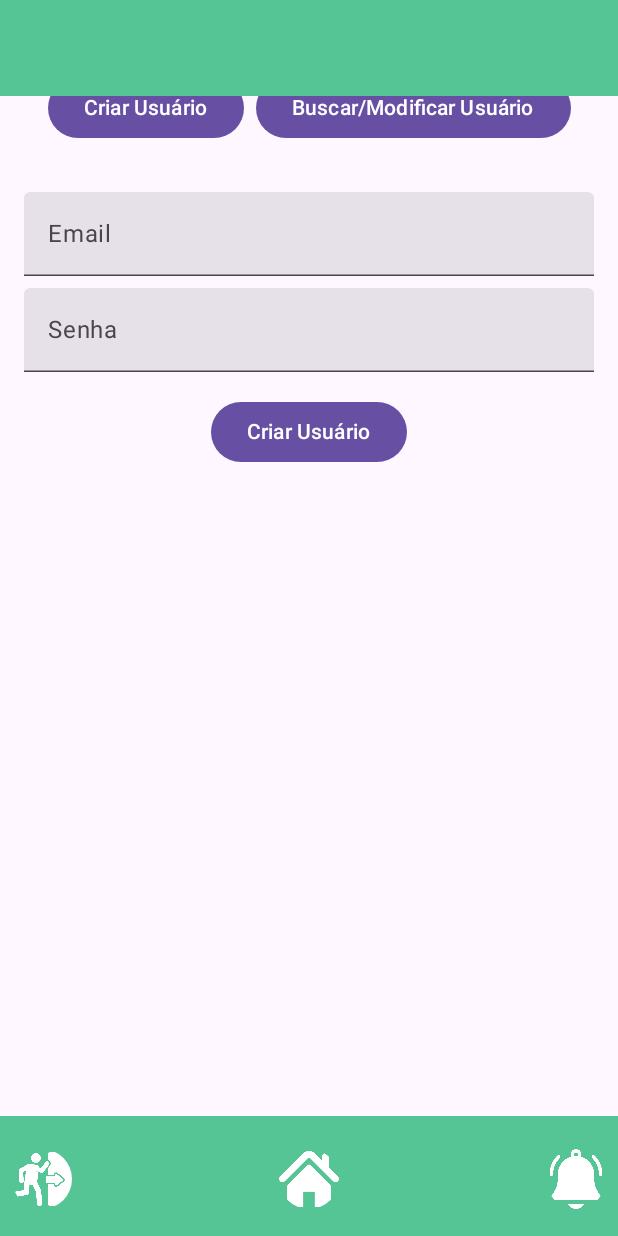
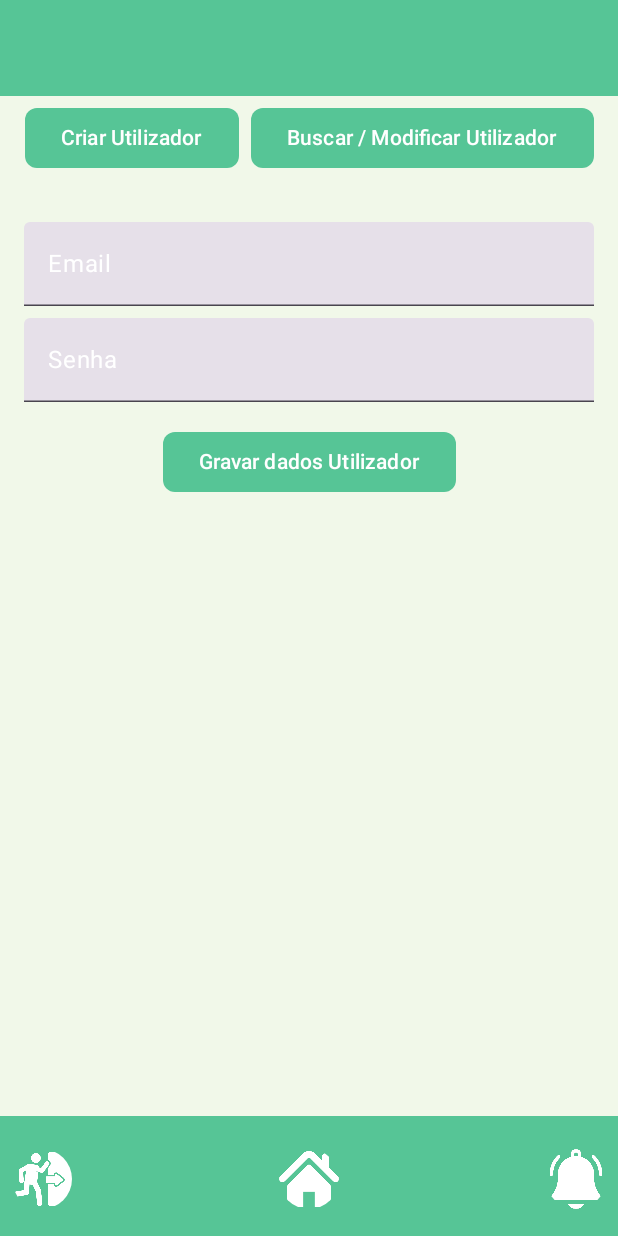
Before and after one commit to billgatos/ProjAplicadoG06, an Android app built with Jetpack Compose: the UserManagementScreen screen opened through its navigation route, on a phone screen of 412 x 824 dp. Run offline under Robolectric (Android 15) with nearby library versions, the phone set to English and light mode, and no system bars; our stand-ins replace Firebase (no records; nobody signed in at launch, a user with empty details on screens opened directly).

Commit message:
user mgmt
Visual controlado do User Mgmt

```diff
--- a/LojaSocialFireBase/app/src/main/java/com/example/lojasocialfirebase/auth/LoginScreen.kt
+++ b/LojaSocialFireBase/app/src/main/java/com/example/lojasocialfirebase/auth/LoginScreen.kt
@@ -66,7 +66,7 @@ fun LoginScreen(authViewModel: AuthViewModel, onLoginSuccess: () -> Unit) {
                 value = password,
                 onValueChange = { password = it },
                 label = "Password",
-                isPassword = true  // Define que é um campo de senha
+                isPassword = true  // Define que é um campo de senha,
             )
 
             Spacer(modifier = Modifier.height(24.dp))
--- a/LojaSocialFireBase/app/src/main/java/com/example/lojasocialfirebase/auth/UserManagementScreen.kt
+++ b/LojaSocialFireBase/app/src/main/java/com/example/lojasocialfirebase/auth/UserManagementScreen.kt
@@ -1,6 +1,5 @@
 package com.example.lojasocialfirebase.auth
 
-import androidx.compose.foundation.Image
 import androidx.compose.runtime.*
 import androidx.compose.foundation.layout.*
 import androidx.compose.foundation.shape.RoundedCornerShape
@@ -14,8 +13,10 @@ import androidx.compose.material3.Text
 import androidx.compose.material3.TextField
 import androidx.compose.ui.Alignment
 import androidx.compose.ui.graphics.Color
-import androidx.compose.ui.res.painterResource
 import androidx.compose.ui.text.input.PasswordVisualTransformation
+import com.example.lojasocialfirebase.ui.theme.backgroundColor
+import com.example.lojasocialfirebase.ui.theme.buttonColor
+import com.example.lojasocialfirebase.ui.theme.textColor
 
 
 @Composable
@@ -28,42 +29,59 @@ fun UserManagementScreen(viewModel: AuthViewModel) {
     var newEmail by remember { mutableStateOf("") }
     var message by remember { mutableStateOf("") }
 
+
+    Scaffold(
+        containerColor = backgroundColor
+    ) { paddingValues ->
     Column(
         modifier = Modifier
+            .padding(paddingValues)
             .fillMaxSize()
             .padding(16.dp),
         verticalArrangement = Arrangement.Top,
         horizontalAlignment = Alignment.CenterHorizontally
     ) {
         // Título
-        Text("Gestão de Usuários")//, style = MaterialTheme.typography.h5)
+        Text("Gestão de Utilizadores",
+            style = MaterialTheme.typography.headlineMedium,
+            color = textColor)
 
         // Opções: Criar, Buscar/Modificar
         Row(modifier = Modifier.padding(vertical = 16.dp)) {
-            Button(onClick = { selectedOption = "create" }) {
-                Text("Criar Usuário")
+            Button(onClick = { selectedOption = "create" },
+                colors = ButtonDefaults.buttonColors(containerColor = buttonColor),
+                shape = RoundedCornerShape(8.dp),)
+            {
+                Text("Criar Utilizador",
+                    color = Color.White)
             }
             Spacer(modifier = Modifier.width(8.dp))
-            Button(onClick = { selectedOption = "modify" }) {
-                Text("Buscar/Modificar Usuário")
+            Button(onClick = { selectedOption = "modify" },
+                colors = ButtonDefaults.buttonColors(containerColor = buttonColor),
+                shape = RoundedCornerShape(8.dp),)
+            {
+                Text("Buscar / Modificar Utilizador",
+                    color = Color.White)
             }
         }
 
         Spacer(modifier = Modifier.height(16.dp))
 
-        // Tela de Criação de Usuário
+        // Tela de Criação de Utilizador
         if (selectedOption == "create") {
             TextField(
                 value = email,
                 onValueChange = { email = it },
-                label = { Text("Email") },
+                label = { Text("Email",
+                    color = Color.White) },
                 modifier = Modifier.fillMaxWidth()
             )
             Spacer(modifier = Modifier.height(8.dp))
             TextField(
                 value = password,
                 onValueChange = { password = it },
-                label = { Text("Senha") },
+                label = { Text("Senha",
+                        color =Color.White)},
                 modifier = Modifier.fillMaxWidth(),
                 visualTransformation = PasswordVisualTransformation()
             )
@@ -71,13 +89,16 @@ fun UserManagementScreen(viewModel: AuthViewModel) {
             Button(onClick = {
                 viewModel.registerUser(email, password) { success ->
                     message = if (success) "Usuário criado com sucesso!" else "Erro ao criar usuário!"
-                }
-            }) {
-                Text("Criar Usuário")
+                }},
+                colors = ButtonDefaults.buttonColors(containerColor = buttonColor),
+                shape = RoundedCornerShape(8.dp)
+            ) {
+                Text("Gravar dados Utilizador",
+                    color = Color.White)
             }
         }
 
-        // Tela de Modificação de Usuário
+        // Tela de Modificação de Utilizador
         if (selectedOption == "modify") {
             TextField(
                 value = email,
@@ -90,13 +111,13 @@ fun UserManagementScreen(viewModel: AuthViewModel) {
                 viewModel.fetchUserByEmail(email) { id, success ->
                     if (success) {
                         userId = id
-                        message = "Usuário encontrado! Modifique os dados abaixo."
+                        message = "Utilizador encontrado! Modifique os dados abaixo."
                     } else {
-                        message = "Usuário não encontrado!"
+                        message = "Utilizador não encontrado!"
                     }
                 }
             }) {
-                Text("Buscar Usuário")
+                Text("Buscar Utilizador")
             }
 
             Spacer(modifier = Modifier.height(16.dp))
@@ -104,7 +125,7 @@ fun UserManagementScreen(viewModel: AuthViewModel) {
                 TextField(
                     value = newUserType,
                     onValueChange = { newUserType = it },
-                    label = { Text("Novo Tipo de Usuário (ex: adm)") },
+                    label = { Text("Novo Tipo de Utilizador (ex: adm ou user)") },
                     modifier = Modifier.fillMaxWidth()
                 )
                 Spacer(modifier = Modifier.height(8.dp))
@@ -118,7 +139,7 @@ fun UserManagementScreen(viewModel: AuthViewModel) {
                 Button(onClick = {
                     userId?.let { id ->
                         viewModel.updateUserType(id, newUserType) { success ->
-                            message = if (success) "Tipo de usuário atualizado!" else "Erro ao atualizar tipo!"
+                            message = if (success) "Tipo de Utilizador atualizado!" else "Erro ao atualizar tipo!"
                         }
                     }
                 }) {
@@ -141,4 +162,5 @@ fun UserManagementScreen(viewModel: AuthViewModel) {
         Spacer(modifier = Modifier.height(16.dp))
         Text(text = message, color = Color.Red)
     }
+    }
 }
--- a/LojaSocialFireBase/gradle/libs.versions.toml
+++ b/LojaSocialFireBase/gradle/libs.versions.toml
@@ -1,5 +1,5 @@
 [versions]
-agp = "8.7.2"
+agp = "8.7.3"
 kotlin = "1.9.0"
 coreKtx = "1.15.0"
 junit = "4.13.2"
```
